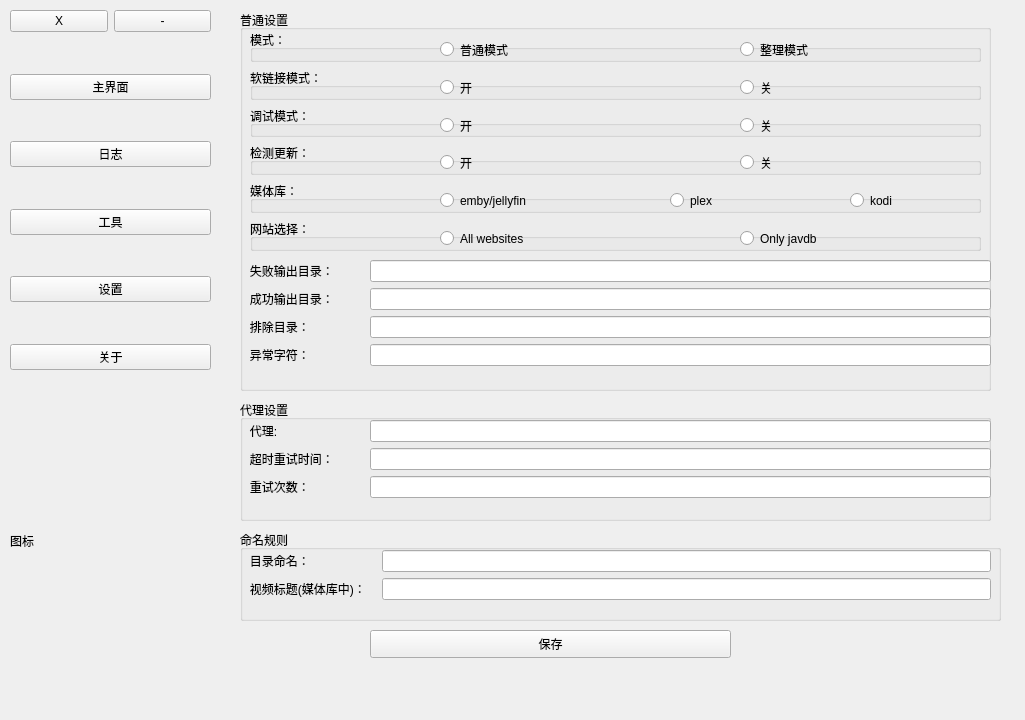
kejizhihui/av-profile-photo, file AVDC.ui: the form before one commit.
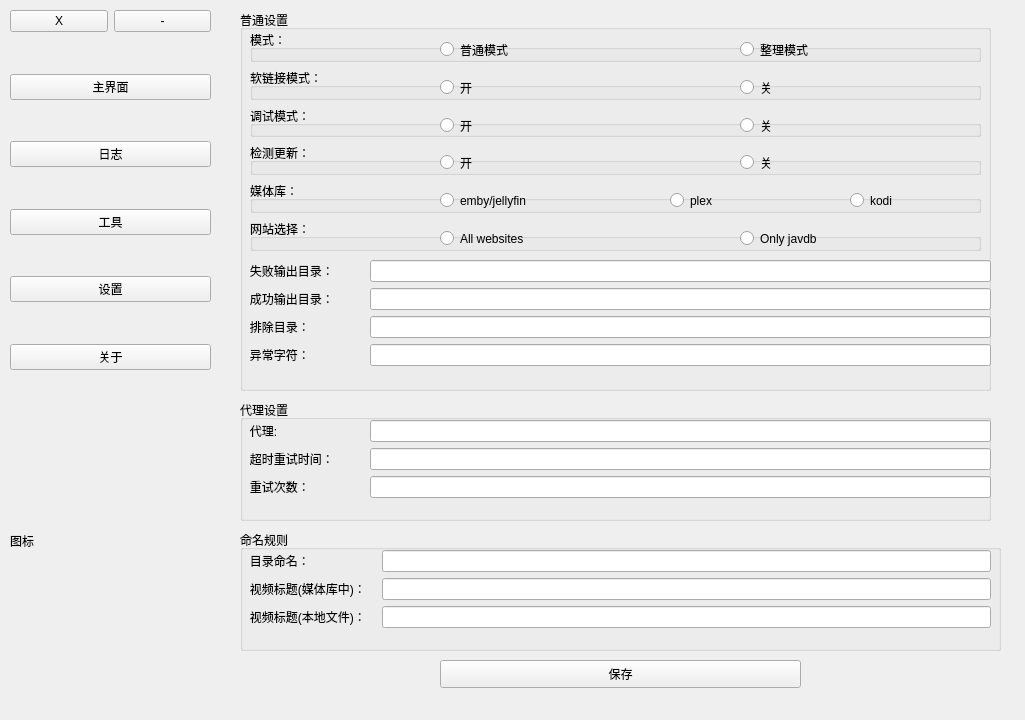
The form after the commit. The open tabs and pages were chosen to show the change.

```diff
--- a/AVDC.ui
+++ b/AVDC.ui
@@ -858,8 +858,8 @@
      <widget class="QPushButton" name="pushButton_save_config">
       <property name="geometry">
        <rect>
-        <x>140</x>
-        <y>630</y>
+        <x>210</x>
+        <y>660</y>
         <width>361</width>
         <height>28</height>
        </rect>
@@ -874,7 +874,7 @@
         <x>10</x>
         <y>530</y>
         <width>761</width>
-        <height>91</height>
+        <height>121</height>
        </rect>
       </property>
       <property name="title">
@@ -886,7 +886,7 @@
          <x>0</x>
          <y>20</y>
          <width>751</width>
-         <height>61</height>
+         <height>110</height>
         </rect>
        </property>
        <layout class="QFormLayout" name="formLayout_6">
@@ -910,6 +910,16 @@
         <item row="1" column="1">
          <widget class="QLineEdit" name="lineEdit_media_name"/>
         </item>
+        <item row="2" column="0">
+         <widget class="QLabel" name="label_45">
+          <property name="text">
+           <string>   视频标题(本地文件)：   </string>
+          </property>
+         </widget>
+        </item>
+        <item row="2" column="1">
+         <widget class="QLineEdit" name="lineEdit_local_name"/>
+        </item>
        </layout>
       </widget>
      </widget>
```
Left out of the diff: 25 changed lines with no effect on the pictures.
